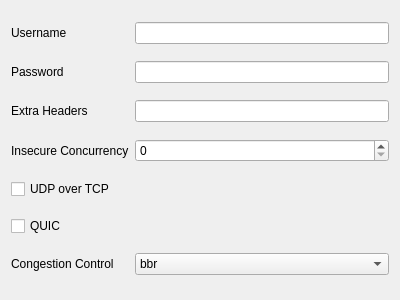
Old version of the form include/ui/profile/edit_naive.ui in the repository throneproj/Throne.
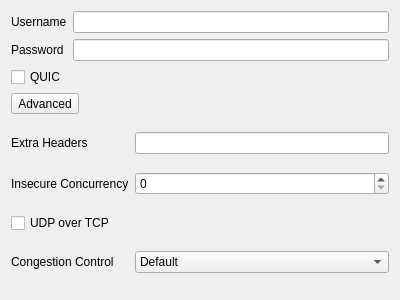
New version of the form.

```diff
--- a/include/ui/profile/edit_naive.ui
+++ b/include/ui/profile/edit_naive.ui
@@ -14,6 +14,19 @@
    <string notr="true">Form</string>
   </property>
   <layout class="QGridLayout" name="gridLayout">
+   <item row="0" column="0">
+    <widget class="QLabel" name="label">
+     <property name="text">
+      <string>Username</string>
+     </property>
+     <property name="buddy">
+      <cstring>username</cstring>
+     </property>
+    </widget>
+   </item>
+   <item row="0" column="1">
+    <widget class="QLineEdit" name="username"/>
+   </item>
    <item row="1" column="0">
     <widget class="QLabel" name="label_2">
      <property name="text">
@@ -24,71 +37,39 @@
      </property>
     </widget>
    </item>
-   <item row="4" column="0">
-    <widget class="QCheckBox" name="uot">
-     <property name="text">
-      <string>UDP over TCP</string>
-     </property>
-    </widget>
-   </item>
-   <item row="0" column="1">
-    <widget class="QLineEdit" name="username"/>
-   </item>
    <item row="1" column="1">
     <widget class="QLineEdit" name="password"/>
    </item>
-   <item row="0" column="0">
-    <widget class="QLabel" name="label">
-     <property name="text">
-      <string>Username</string>
-     </property>
-     <property name="buddy">
-      <cstring>username</cstring>
-     </property>
-    </widget>
-   </item>
-   <item row="6" column="1">
-    <widget class="QComboBox" name="congestion_control">
-     <item>
-      <property name="text">
-       <string notr="true">bbr</string>
-      </property>
-     </item>
-     <item>
-      <property name="text">
-       <string notr="true">bbr2</string>
-      </property>
-     </item>
-     <item>
-      <property name="text">
-       <string notr="true">cubic</string>
-      </property>
-     </item>
-     <item>
-      <property name="text">
-       <string notr="true">reno</string>
-      </property>
-     </item>
-    </widget>
-   </item>
-   <item row="6" column="0">
-    <widget class="QLabel" name="label_3">
-     <property name="text">
-      <string>Congestion Control</string>
-     </property>
-     <property name="buddy">
-      <cstring>congestion_control</cstring>
-     </property>
-    </widget>
-   </item>
-   <item row="5" column="0">
+   <item row="2" column="0">
     <widget class="QCheckBox" name="quic">
      <property name="text">
       <string>QUIC</string>
      </property>
     </widget>
    </item>
-   <item row="2" column="0">
+   <item row="3" column="0" colspan="2" alignment="Qt::AlignLeft">
+    <widget class="QToolButton" name="advanced_toggle">
+     <property name="text">
+      <string>Advanced</string>
+     </property>
+    </widget>
+   </item>
+   <item row="4" column="0" colspan="2">
+    <widget class="QWidget" name="advanced_box" native="true">
+     <layout class="QGridLayout" name="advanced_layout" columnstretch="0,1">
+      <property name="leftMargin">
+       <number>0</number>
+      </property>
+      <property name="topMargin">
+       <number>0</number>
+      </property>
+      <property name="rightMargin">
+       <number>0</number>
+      </property>
+      <property name="bottomMargin">
+       <number>0</number>
+      </property>
+      <item row="0" column="0">
     <widget class="QLabel" name="label_4">
      <property name="text">
       <string>Extra Headers</string>
@@ -98,14 +79,14 @@
      </property>
     </widget>
    </item>
-   <item row="2" column="1">
+      <item row="0" column="1">
     <widget class="QLineEdit" name="extra_headers">
      <property name="toolTip">
       <string>Headers sent to the proxy server, e.g. X-Username="user" X-Password="pass"</string>
      </property>
     </widget>
    </item>
-   <item row="3" column="0">
+      <item row="1" column="0">
     <widget class="QLabel" name="label_5">
      <property name="text">
       <string>Insecure Concurrency</string>
@@ -115,7 +96,7 @@
      </property>
     </widget>
    </item>
-   <item row="3" column="1">
+      <item row="1" column="1">
     <widget class="QSpinBox" name="insecure_concurrency">
      <property name="maximum">
       <number>64</number>
@@ -125,6 +106,55 @@
      </property>
     </widget>
    </item>
+      <item row="2" column="0">
+       <widget class="QCheckBox" name="uot">
+        <property name="text">
+         <string>UDP over TCP</string>
+        </property>
+       </widget>
+      </item>
+      <item row="3" column="0">
+       <widget class="QLabel" name="label_3">
+        <property name="text">
+         <string>Congestion Control</string>
+        </property>
+        <property name="buddy">
+         <cstring>congestion_control</cstring>
+        </property>
+       </widget>
+      </item>
+      <item row="3" column="1">
+       <widget class="QComboBox" name="congestion_control">
+        <item>
+         <property name="text">
+          <string>Default</string>
+         </property>
+        </item>
+        <item>
+         <property name="text">
+          <string notr="true">bbr</string>
+         </property>
+        </item>
+        <item>
+         <property name="text">
+          <string notr="true">bbr2</string>
+         </property>
+        </item>
+        <item>
+         <property name="text">
+          <string notr="true">cubic</string>
+         </property>
+        </item>
+        <item>
+         <property name="text">
+          <string notr="true">reno</string>
+         </property>
+        </item>
+       </widget>
+      </item>
+     </layout>
+    </widget>
+   </item>
   </layout>
  </widget>
  <tabstops>
```
Left out of the diff: 3 changed lines with no effect on the pictures. Lines whose indentation alone changed are shown as unchanged.
